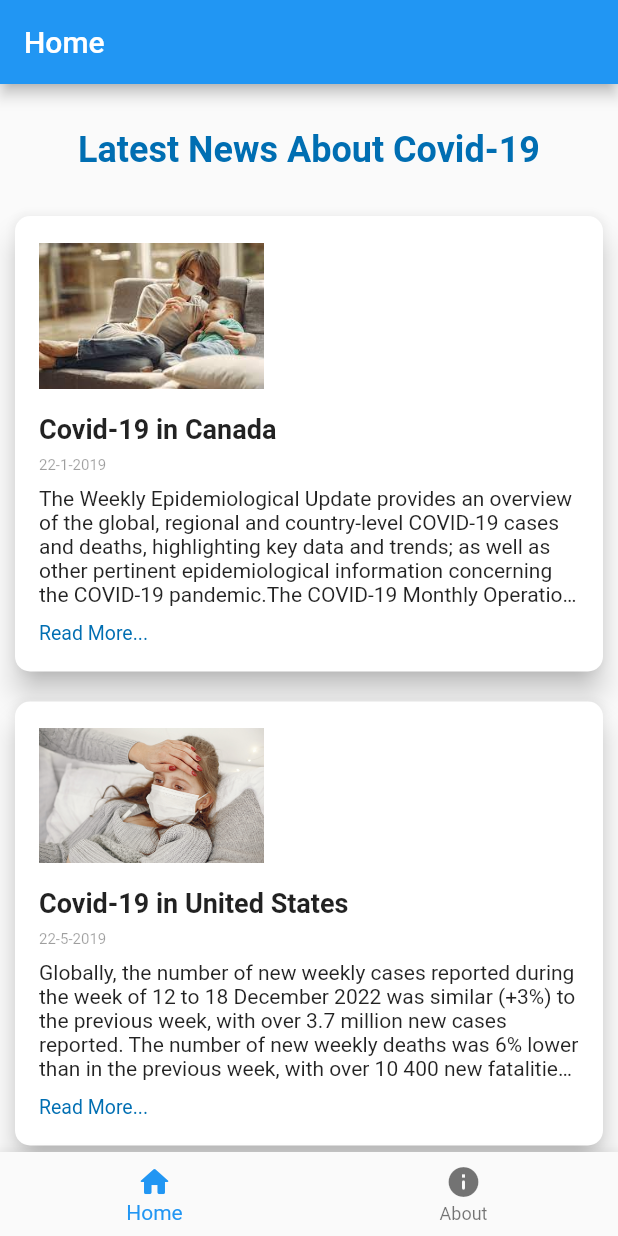
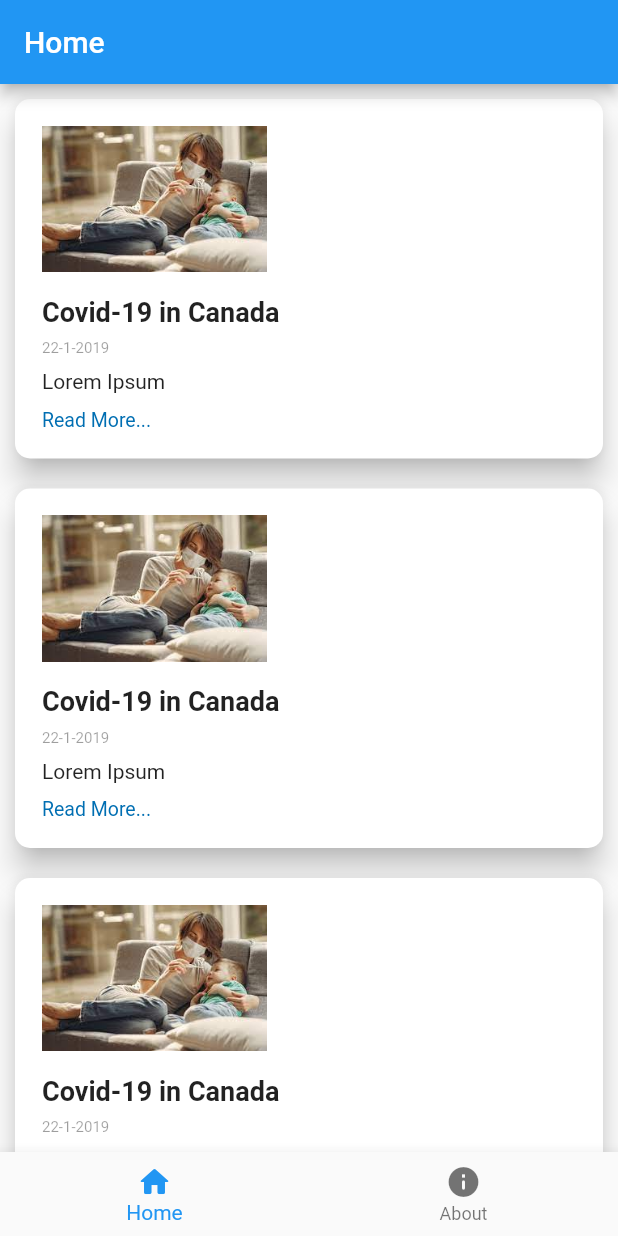
Before and after one commit to Ramenaru/learn-Flutter-w-JERBEE, a Flutter app: the screen it shows after launch, on a phone screen of 412 x 824 dp. Run offline on Flutter 3.47's test engine with Material 2 defaults, Android fonts, the light colour scheme and no system bars.

Commit message:
first commit

```diff
--- a/lib/main.dart
+++ b/lib/main.dart
@@ -24,21 +24,18 @@ class _CovidAppState extends State<CovidApp> {
   Widget build(BuildContext context) {
     return MaterialApp(
       theme: ThemeData(
-        cardTheme: const CardTheme(
-          shape: RoundedRectangleBorder(
-            borderRadius: BorderRadius.all(
-              Radius.circular(10),
-            )
-          )
-        )
-      ),
+          cardTheme: const CardTheme(
+              shape: RoundedRectangleBorder(
+                  borderRadius: BorderRadius.all(
+        Radius.circular(10),
+      )))),
       home: Scaffold(
         body: PageView(
           controller: pageController,
           onPageChanged: (i) => onItemTapped(i),
-          children: const [
+          children: [
             HomeScreen(),
-            AboutScreen(),
+            const AboutScreen(),
           ],
         ),
         bottomNavigationBar: BottomNavigationBar(
--- a/lib/screens/home_screen.dart
+++ b/lib/screens/home_screen.dart
@@ -1,39 +1,54 @@
+import 'package:covid_center/screens/models/news_model.dart';
 import 'package:covid_center/screens/widgets/news_card.dart';
 import 'package:flutter/material.dart';
 
 class HomeScreen extends StatelessWidget {
-  const HomeScreen({super.key});
+  HomeScreen({super.key});
+
+  final List<Map<String, dynamic>> items = [
+    {
+      "judul": "Covid-19 in Canada",
+      "tanggal": "22-1-2019",
+      "deskripsi": "Lorem Ipsum",
+      "image": "assets/person1.jpg",
+    },
+    {
+      "judul": "Covid-19 in Canada",
+      "tanggal": "22-1-2019",
+      "deskripsi": "Lorem Ipsum",
+      "image": "assets/person1.jpg",
+    },
+    {
+      "judul": "Covid-19 in Canada",
+      "tanggal": "22-1-2019",
+      "deskripsi": "Lorem Ipsum",
+      "image": "assets/person1.jpg",
+    }
+  ];
+
+  List<NewsModel> items2 = [
+    const NewsModel(
+    judul: "Berita Satu",
+    tanggal: "22-22-22",
+    deskripsi: "buah limao",
+    image: "assets/person1.jpg"
+    ),
+  ];
+
   @override
   Widget build(BuildContext context) {
     return Scaffold(
       appBar: AppBar(title: const Text("Home")),
-      body: Column(
-        children: const [
-          SizedBox(height: 30),
-          Text(
-            "Latest News About Covid-19",
-            style: TextStyle(
-                fontSize: 24,
-                color: Color(0xFF006EB2),
-                fontWeight: FontWeight.bold),
-          ),
-          SizedBox(height: 20),
-          NewsCard(
-            judul: "Covid-19 in Canada",
-            tanggal: "22-1-2019",
-            image: "assets/person1.jpg",
-            deskripsi:
-                "The Weekly Epidemiological Update provides an overview of the global, regional and country-level COVID-19 cases and deaths, highlighting key data and trends; as well as other pertinent epidemiological information concerning the COVID-19 pandemic.The COVID-19 Monthly Operational Update reports on WHO and partners’ actions in response to the pandemic.",
-          ),
-          NewsCard(
-            judul: "Covid-19 in United States",
-            tanggal: "22-5-2019",
-            image: "assets/person2.png",
-            deskripsi:
-                "Globally, the number of new weekly cases reported during the week of 12 to 18 December 2022 was similar (+3%) to the previous week, with over 3.7 million new cases reported. The number of new weekly deaths was 6% lower than in the previous week, with over 10 400 new fatalities reported.",
-          ),
-        ],
-      ),
+      body: ListView.builder(
+          itemCount: items.length,
+          itemBuilder: (context, i) {
+            return NewsCard(
+              judul: items[i]["judul"],
+              tanggal: items[i]["tanggal"],
+              deskripsi: items[i]["deskripsi"],
+              image: items[i]["image"],
+            );
+          }),
     );
   }
 }
--- a/lib/screens/widgets/news_card.dart
+++ b/lib/screens/widgets/news_card.dart
@@ -1,3 +1,5 @@
+import 'package:covid_center/screens/about_screen.dart';
+import 'package:covid_center/screens/news_detail.dart';
 import 'package:covid_center/screens/widgets/news_card.dart';
 import 'package:flutter/material.dart';
 
@@ -16,15 +18,18 @@ class NewsCard extends StatelessWidget {
 
   @override
   Widget build(BuildContext context) {
-    return Card(
+    return GestureDetector(
+      onTap: () {
+        Navigator.push(context,
+            MaterialPageRoute(builder: (BuildContext context) => NewsDetail()));
+      },
+      child: Card(
         semanticContainer: true,
         clipBehavior: Clip.antiAliasWithSaveLayer,
         elevation: 8,
         margin: const EdgeInsets.all(10),
-
         child: Padding(
-
-        padding: const EdgeInsets.symmetric(horizontal: 16, vertical: 8),
+          padding: const EdgeInsets.symmetric(horizontal: 18, vertical: 8),
           child: Column(
             crossAxisAlignment: CrossAxisAlignment.start,
             children: [
@@ -33,7 +38,8 @@ class NewsCard extends StatelessWidget {
               const SizedBox(height: 16),
               Text(
                 judul,
-              style: const TextStyle(fontSize: 18, fontWeight: FontWeight.bold),
+                style:
+                    const TextStyle(fontSize: 18, fontWeight: FontWeight.bold),
               ),
               const SizedBox(height: 8),
               Text(
@@ -48,12 +54,14 @@ class NewsCard extends StatelessWidget {
               ),
               const SizedBox(height: 10),
               const Text(
-              "Read More...", style: TextStyle(fontSize: 13,color: Color(0xFF006EB2)),
+                "Read More...",
+                style: TextStyle(fontSize: 13, color: Color(0xFF006EB2)),
               ),
               const SizedBox(height: 10),
             ],
           ),
         ),
+      ),
     );
   }
 }
```
Also changed, not shown: lib/screens/models/news_model.dart (added, +22 -0 lines), lib/screens/news_detail.dart (added, +37 -0 lines), flutter_04.png (added), flutter_05.png (added), flutter_06.png (added). Lines whose indentation alone changed are shown as unchanged.
